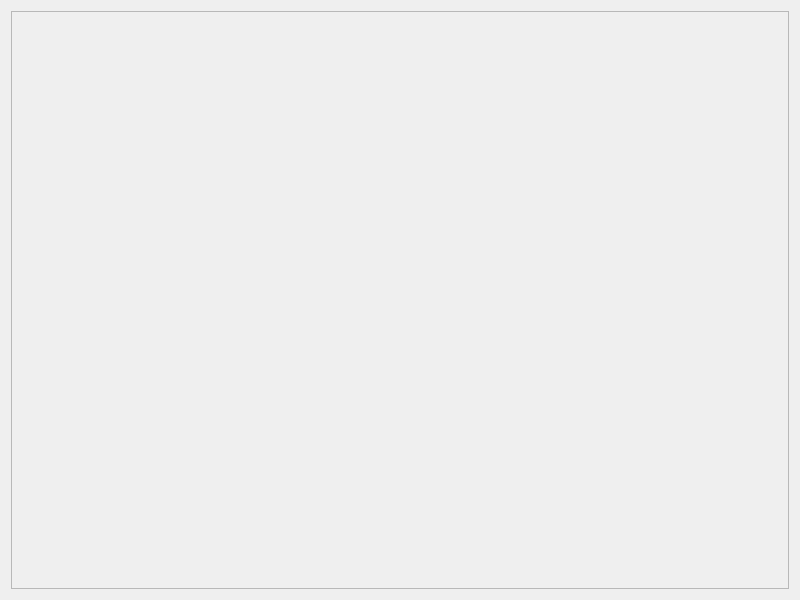
Above: allapp.ui from santabou/JobMatch before the change. Below: the same form after it.
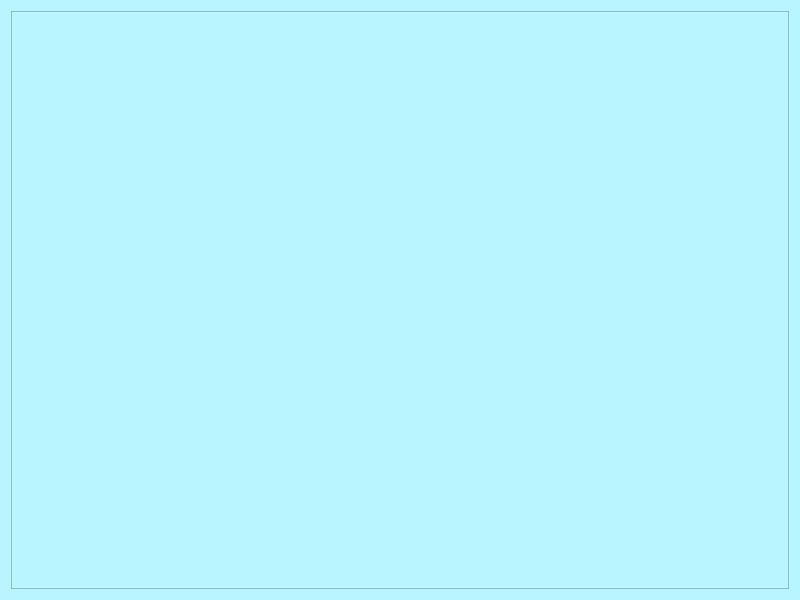
That is the form after the change.

Diff of the .ui file:
```diff
--- a/allapp.ui
+++ b/allapp.ui
@@ -13,6 +13,10 @@
   <property name="windowTitle">
    <string>Form</string>
   </property>
+  <property name="styleSheet">
+   <string notr="true">background-color: rgb(184, 246, 255)
+</string>
+  </property>
   <layout class="QVBoxLayout" name="verticalLayout">
    <item>
     <widget class="QScrollArea" name="scrollArea">
```
